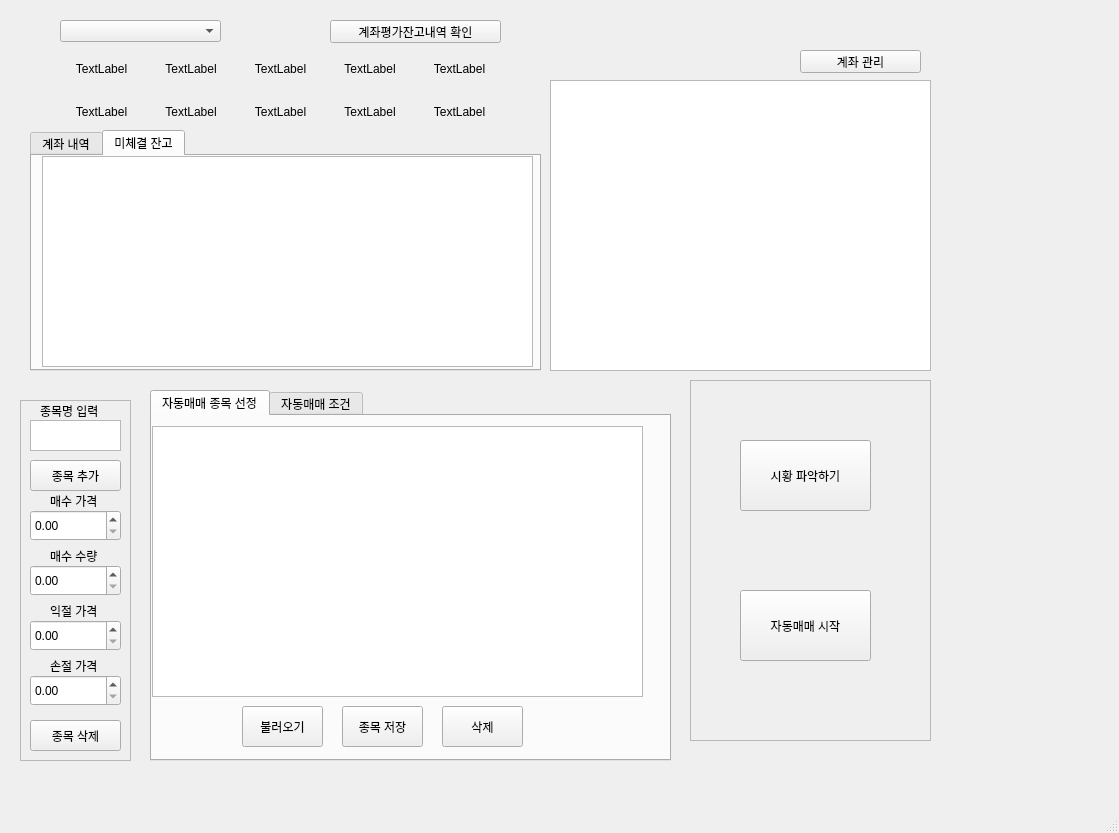
Before: the Qt Designer form MainWindows.ui in kisbi3/Stock_Kiwoom, drawn with Qt 5.
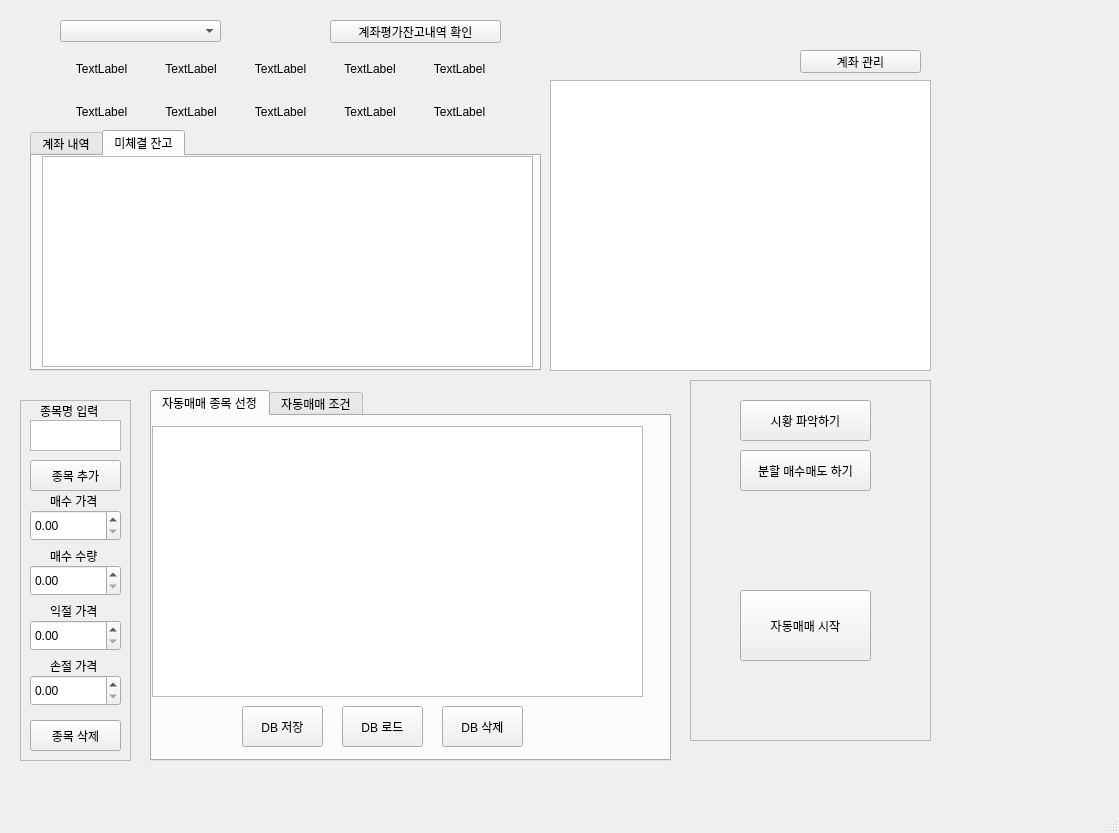
After: the same form once the commit is applied.

Patch:
```diff
--- a/MainWindows.ui
+++ b/MainWindows.ui
@@ -198,22 +198,22 @@
        </rect>
       </property>
      </widget>
-     <widget class="QPushButton" name="Load_Stock">
-      <property name="geometry">
-       <rect>
-        <x>90</x>
-        <y>290</y>
-        <width>81</width>
-        <height>41</height>
-       </rect>
-      </property>
-      <property name="text">
-       <string>불러오기</string>
-      </property>
-     </widget>
      <widget class="QPushButton" name="Save_Stock">
       <property name="geometry">
        <rect>
+        <x>90</x>
+        <y>290</y>
+        <width>81</width>
+        <height>41</height>
+       </rect>
+      </property>
+      <property name="text">
+       <string>DB 저장</string>
+      </property>
+     </widget>
+     <widget class="QPushButton" name="Load_Stock">
+      <property name="geometry">
+       <rect>
         <x>190</x>
         <y>290</y>
         <width>81</width>
@@ -221,7 +221,7 @@
        </rect>
       </property>
       <property name="text">
-       <string>종목 저장</string>
+       <string>DB 로드</string>
       </property>
      </widget>
      <widget class="QPushButton" name="Del_Stock">
@@ -234,7 +234,7 @@
        </rect>
       </property>
       <property name="text">
-       <string>삭제</string>
+       <string>DB 삭제</string>
       </property>
      </widget>
     </widget>
@@ -463,15 +463,28 @@
      <property name="geometry">
       <rect>
        <x>50</x>
-       <y>60</y>
+       <y>20</y>
        <width>131</width>
-       <height>71</height>
+       <height>41</height>
       </rect>
      </property>
      <property name="text">
       <string>시황 파악하기</string>
      </property>
     </widget>
+    <widget class="QPushButton" name="div_meme">
+     <property name="geometry">
+      <rect>
+       <x>50</x>
+       <y>70</y>
+       <width>131</width>
+       <height>41</height>
+      </rect>
+     </property>
+     <property name="text">
+      <string>분할 매수매도 하기</string>
+     </property>
+    </widget>
    </widget>
    <widget class="QTabWidget" name="tabWidget_2">
     <property name="geometry">
```
